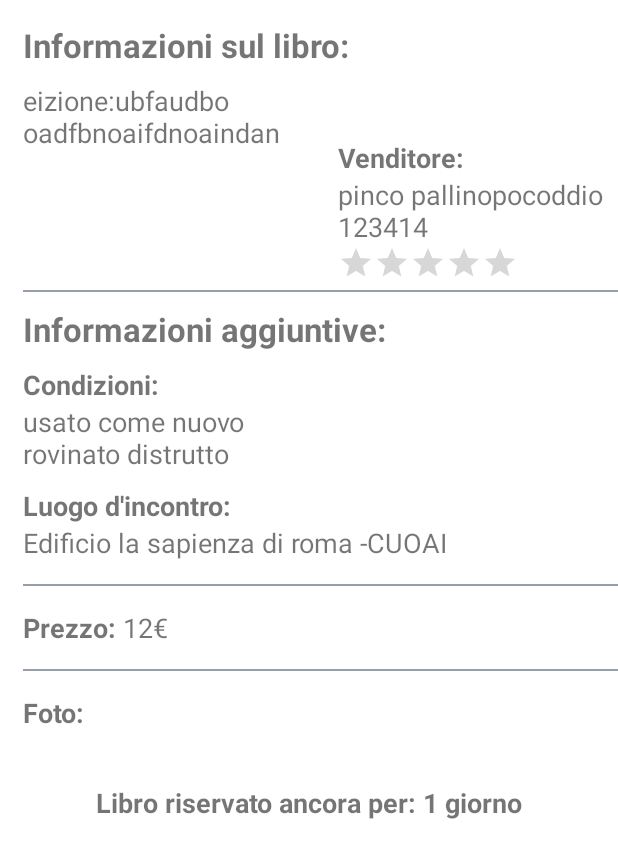
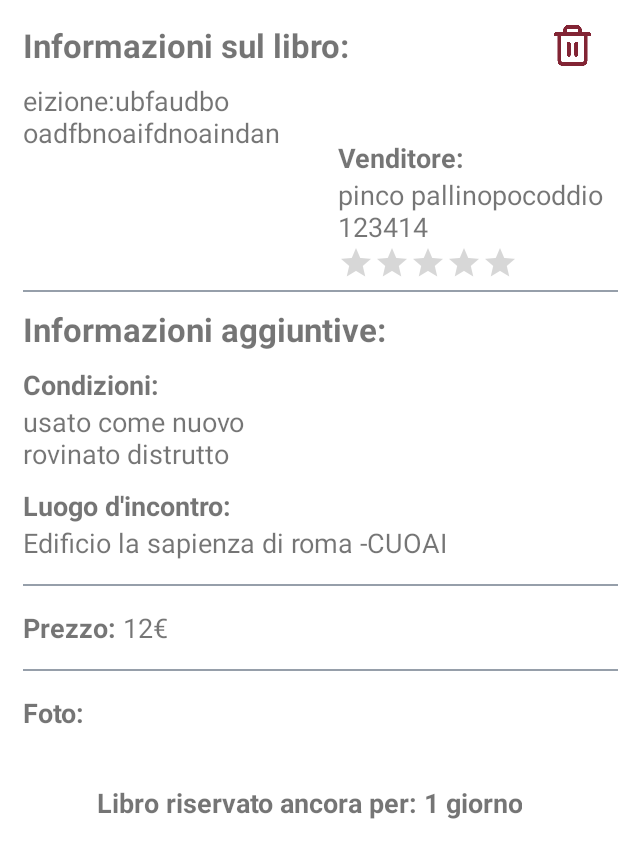
Before and after one commit to salvi-1883208/Compravendita-Libri-IUM, an Android app: the layout activity_info_order.xml on its own in the app's theme, with its tools: preview values and no code run, on a phone screen of 412 x 824 dp. Shown: the top 858 px of the screen. Run offline under Robolectric (Android 15) with nearby library versions, the phone set to English and light mode, and no system bars.

Commit message:
Added deleting active orders

```diff
--- a/app/src/main/java/com/example/compravendita_libri_ium/OrdersListAdapter.java
+++ b/app/src/main/java/com/example/compravendita_libri_ium/OrdersListAdapter.java
@@ -41,6 +41,12 @@ public class OrdersListAdapter extends ArrayAdapter<Order> {
         imageView.setImageURI(order.getAdBase().getPhotos().get(0));
         bookTitle.setText(order.getAdBase().getUsedBook().getTitle());
         bookEditionPrice.setText(editionPriceInfo(order));
+        if (order.isDeleting()) {
+            orders_expiring_time.setText("Annullamento in corso");
+            orders_expiring_time.setTypeface(null, Typeface.BOLD);
+            return convertView;
+        }
+
         if (order.isCompleted()) {
             orders_expiring_time.setText("Ordine Completato");
             orders_expiring_time.setTypeface(null, Typeface.BOLD);
--- a/app/src/main/res/layout/activity_info_order.xml
+++ b/app/src/main/res/layout/activity_info_order.xml
@@ -9,6 +9,15 @@
         android:layout_width="match_parent"
         android:layout_height="wrap_content"
         android:orientation="vertical">
+
+        <Button
+            android:id="@+id/trash_can"
+            android:layout_width="30dp"
+            android:layout_height="30dp"
+            android:layout_alignTop="@id/view1"
+            android:layout_alignParentRight="true"
+            android:layout_marginRight="15dp"
+            android:background="@drawable/trash_can_icon" />
 
         <TextView
             android:id="@+id/view1"
@@ -197,8 +206,10 @@
             android:layout_below="@id/recycler_images"
             android:layout_centerHorizontal="true"
             android:layout_marginTop="20dp"
+            android:gravity="center_horizontal"
             android:text="Libro riservato ancora per: 1 giorno"
             android:textSize="18dp"
+            android:paddingBottom="10dp"
             android:textStyle="bold" />
     </RelativeLayout>
 
--- a/app/src/main/res/layout/orders_listitem.xml
+++ b/app/src/main/res/layout/orders_listitem.xml
@@ -48,12 +48,13 @@
             android:layout_height="wrap_content"
             android:layout_alignBottom="@id/layout2"
             android:layout_alignParentEnd="true"
+            android:autoSizeMaxTextSize="15dp"
             android:autoSizeMinTextSize="10dp"
             android:autoSizeTextType="uniform"
-            android:autoSizeMaxTextSize="15dp"
             android:gravity="end|center_vertical"
-            android:paddingHorizontal="10dp"
+            android:paddingHorizontal="6dp"
             android:text="5 ore alla scadenza"
+            android:layout_marginBottom="-1dp"
             android:textStyle="bold" />
     </RelativeLayout>
 
```
Also changed, not shown: app/src/main/java/com/example/compravendita_libri_ium/Order.java (+14 -1 lines), app/src/main/java/com/example/compravendita_libri_ium/Seller.java (+16 -0 lines), app/src/main/java/com/example/compravendita_libri_ium/activities/BookProfileActivity.java (+25 -1 lines), app/src/main/java/com/example/compravendita_libri_ium/activities/OrdersActivity.java (+8 -0 lines).
